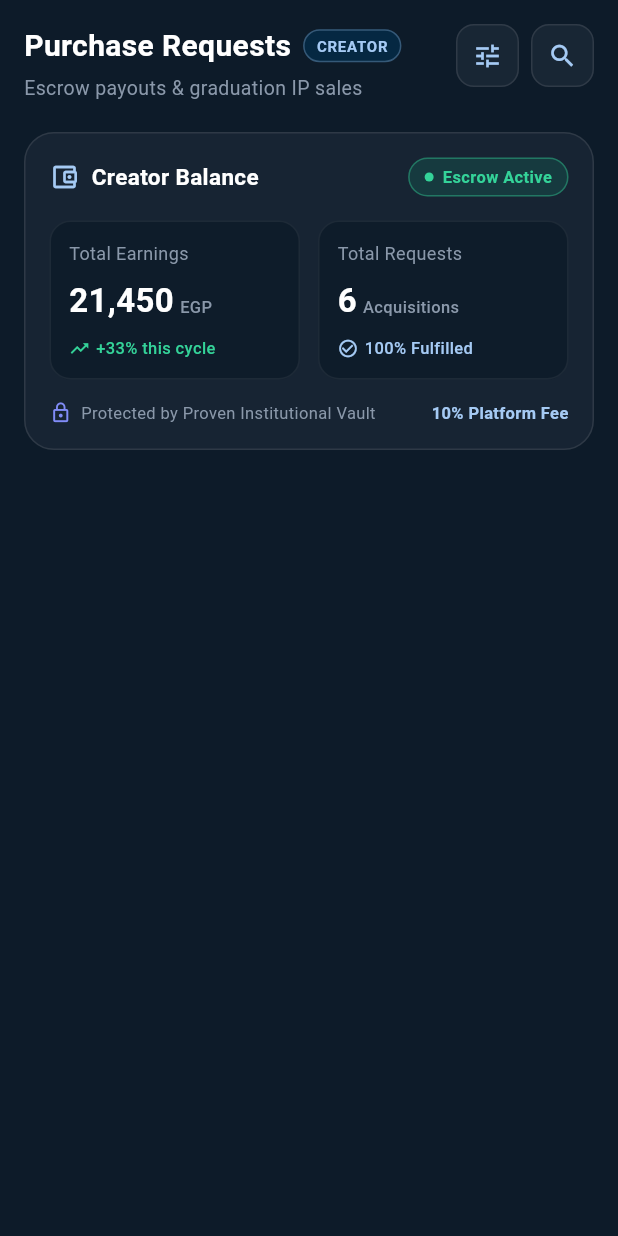
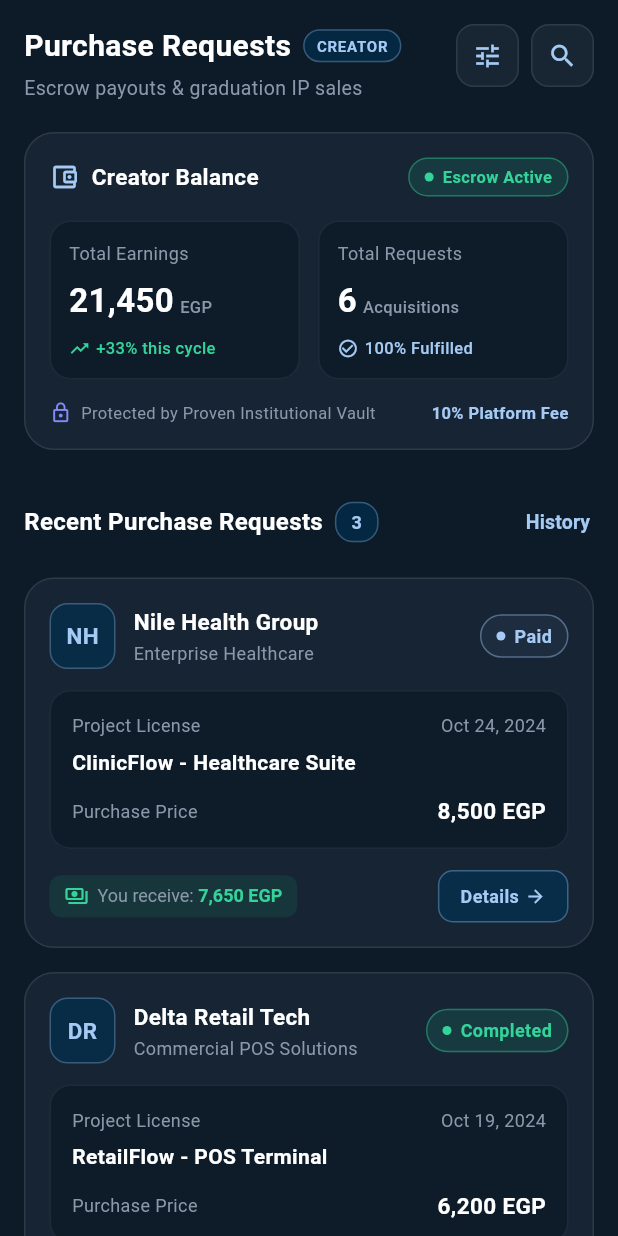
Before and after one commit to noran22-samir/Proven-App, a Flutter app: the PurchaseRequestsScreen screen opened directly, on a phone screen of 412 x 824 dp. Run offline on Flutter 3.47's test engine with Material 3 defaults, Android fonts, the phone set to English and light mode, and no system bars; our stand-ins replace google_fonts.

Commit message:
feat(purchase_requests): enhance Purchase Requests screen with recent contracts section and improve UI consistency

```diff
--- a/lib/features/parchase_request/presentation/screens/purchase_requests_screen.dart
+++ b/lib/features/parchase_request/presentation/screens/purchase_requests_screen.dart
@@ -35,11 +35,20 @@ class PurchaseRequestsScreen extends StatelessWidget {
                             const SizedBox(width: 8),
                             // Creator role badge indicator
                             Container(
-                              padding: const EdgeInsets.symmetric(horizontal: 8, vertical: 3),
+                              padding: const EdgeInsets.symmetric(
+                                horizontal: 8,
+                                vertical: 3,
+                              ),
                               decoration: BoxDecoration(
-                                color: AppColors.primaryContainer.withOpacity(0.6),
+                                color: AppColors.primaryContainer.withOpacity(
+                                  0.6,
+                                ),
                                 borderRadius: BorderRadius.circular(12),
-                                border: Border.all(color: AppColors.inversePrimary.withOpacity(0.3)),
+                                border: Border.all(
+                                  color: AppColors.inversePrimary.withOpacity(
+                                    0.3,
+                                  ),
+                                ),
                               ),
                               child: const Text(
                                 'CREATOR',
@@ -80,7 +89,9 @@ class PurchaseRequestsScreen extends StatelessWidget {
                 decoration: BoxDecoration(
                   color: AppColors.tertiaryContainer.withOpacity(0.45),
                   borderRadius: BorderRadius.circular(20),
-                  border: Border.all(color: AppColors.outline.withOpacity(0.25)),
+                  border: Border.all(
+                    color: AppColors.outline.withOpacity(0.25),
+                  ),
                 ),
                 child: Column(
                   children: [
@@ -89,7 +100,11 @@ class PurchaseRequestsScreen extends StatelessWidget {
                       children: [
                         const Row(
                           children: [
-                            Icon(Icons.account_balance_wallet_outlined, color: AppColors.inversePrimary, size: 20),
+                            Icon(
+                              Icons.account_balance_wallet_outlined,
+                              color: AppColors.inversePrimary,
+                              size: 20,
+                            ),
                             SizedBox(width: 8),
                             Text(
                               'Creator Balance',
@@ -103,15 +118,23 @@ class PurchaseRequestsScreen extends StatelessWidget {
                         ),
                         // Escrow active status indicator tag
                         Container(
-                          padding: const EdgeInsets.symmetric(horizontal: 10, vertical: 4),
+                          padding: const EdgeInsets.symmetric(
+                            horizontal: 10,
+                            vertical: 4,
+                          ),
                           decoration: BoxDecoration(
                             color: const Color(0xFF10B981).withOpacity(0.15),
                             borderRadius: BorderRadius.circular(20),
-                            border: Border.all(color: const Color(0xFF34D399).withOpacity(0.4)),
+                            border: Border.all(
+                              color: const Color(0xFF34D399).withOpacity(0.4),
+                            ),
                           ),
                           child: const Row(
                             children: [
-                              CircleAvatar(radius: 3, backgroundColor: Color(0xFF34D399)),
+                              CircleAvatar(
+                                radius: 3,
+                                backgroundColor: Color(0xFF34D399),
+                              ),
                               SizedBox(width: 6),
                               Text(
                                 'Escrow Active',
@@ -162,7 +185,11 @@ class PurchaseRequestsScreen extends StatelessWidget {
                       children: [
                         const Row(
                           children: [
-                            Icon(Icons.lock_outline, color: Color(0xFF818CF8), size: 15),
+                            Icon(
+                              Icons.lock_outline,
+                              color: Color(0xFF818CF8),
+                              size: 15,
+                            ),
                             SizedBox(width: 6),
                             Text(
                               'Protected by Proven Institutional Vault',
@@ -186,7 +213,96 @@ class PurchaseRequestsScreen extends StatelessWidget {
                   ],
                 ),
               ),
+
               const SizedBox(height: 24),
+              //Recent Inbound Contracts Header
+              Row(
+                // mainAxisAlignment: MainAxisAlignment.spaceBetween,
+                children: [
+                  const Text(
+                    'Recent Purchase Requests',
+                    style: TextStyle(
+                      color: Colors.white,
+                      fontWeight: FontWeight.bold,
+                      fontSize: 16,
+                    ),
+                  ),
+                  const SizedBox(width: 8),
+                  Container(
+                    padding: const EdgeInsets.symmetric(
+                      horizontal: 10,
+                      vertical: 4,
+                    ),
+                    decoration: BoxDecoration(
+                      color: AppColors.primaryContainer.withOpacity(0.6),
+                      borderRadius: BorderRadius.circular(12),
+                      border: Border.all(
+                        color: AppColors.inversePrimary.withOpacity(0.3),
+                      ),
+                    ),
+                    child: const Text(
+                      '3',
+                      style: TextStyle(
+                        color: AppColors.inversePrimary,
+                        fontSize: 12,
+                        fontWeight: FontWeight.bold,
+                      ),
+                    ),
+
+                  ),
+                  Spacer(),
+                   TextButton(
+                onPressed: () {},
+                style: TextButton.styleFrom(
+                  padding: EdgeInsets.zero,
+                  minimumSize: Size.zero,
+                ),
+                child: const Text(
+                  'History',
+                  style: TextStyle(
+                    color: AppColors.inversePrimary,
+                    fontSize: 13,
+                    fontWeight: FontWeight.w600,
+                  ),
+                ),
+              ),
+                ],
+              ),
+
+              const SizedBox(height: 13),
+              //Contract Card 1: Nile Health Group//
+              ContractRequestCard(
+                initials: 'NH',
+                companyName: 'Nile Health Group',
+                companySubtitle: 'Enterprise Healthcare',
+                status: 'Paid',
+                statusColor: AppColors.inversePrimary,
+                statusBgColor: AppColors.surfaceTint.withOpacity(0.15),
+                date: 'Oct 24, 2024',
+                projectTitle: 'ClinicFlow - Healthcare Suite',
+                purchasePrice: '8,500 EGP',
+                netReceive: '7,650 EGP',
+                onDetailsTap: () {
+                  // Handle details button action
+                },
+              ),
+
+              // --- Contract Card 2: Delta Retail Tech ---
+              ContractRequestCard(
+                initials: 'DR',
+                companyName: 'Delta Retail Tech',
+                companySubtitle: 'Commercial POS Solutions',
+                status: 'Completed',
+                statusColor: const Color(0xFF34D399),
+                statusBgColor: const Color(0xFF10B981).withOpacity(0.15),
+                date: 'Oct 19, 2024',
+                projectTitle: 'RetailFlow - POS Terminal',
+                purchasePrice: '6,200 EGP',
+                netReceive: '5,580 EGP',
+                onDetailsTap: () {
+                  // Handle details button action
+                },
+              ),
             ],
           ),
         ),
--- a/lib/features/parchase_request/presentation/widgets/contract_request_card.dart
+++ b/lib/features/parchase_request/presentation/widgets/contract_request_card.dart
@@ -2,7 +2,6 @@ import 'package:flutter/material.dart';
 import '../../../../core/theme/colors.dart';
 
 class ContractRequestCard extends StatelessWidget {
-  // Properties / Fields required to configure the contract card dynamically
   final String initials;
   final String companyName;
   final String companySubtitle;
@@ -33,7 +32,7 @@ class ContractRequestCard extends StatelessWidget {
   @override
   Widget build(BuildContext context) {
     return Container(
-      // Outer card margin and container box with dark theme styling
+      // Outer card margin and container box
       margin: const EdgeInsets.only(bottom: 16),
       padding: const EdgeInsets.all(16),
       decoration: BoxDecoration(
@@ -44,7 +43,7 @@ class ContractRequestCard extends StatelessWidget {
       child: Column(
         crossAxisAlignment: CrossAxisAlignment.start,
         children: [
-          // 1. Top Section: Company Initials Avatar, Name, Subtitle, and Status Badge
+          // Top Section: Company Initials Avatar, Name, Subtitle, and Status Badge
           Row(
             children: [
               // Company initials box (e.g., NH, DR)
--- a/lib/main.dart
+++ b/lib/main.dart
@@ -4,7 +4,8 @@ import 'package:proven/features/marketPlace/market_page.dart';
 import 'package:proven/features/onBoarding/on_boarding.dart';
 import 'package:proven/features/splash/splash_screen.dart';
 import 'features/Add Project/clinicflow_app.dart';
-
+import 'features/parchase_request/presentation/screens/purchase_requests_screen.dart';
+import 'features/my_project/presentation/screens/my_project_screen.dart';
 void main() {
   runApp(const MyApp());
 }
@@ -24,8 +25,9 @@ class _MyAppState extends State<MyApp> {
 
   final List<Widget> _items = [
     MarketPage(),
+    // MyProjectsScreen(),
     ClinicFlowApp(),
-    const Center(child: Text('Orders')),
+    PurchaseRequestsScreen(),
     const Center(child: Text('Profile')),
   ];
 
```
